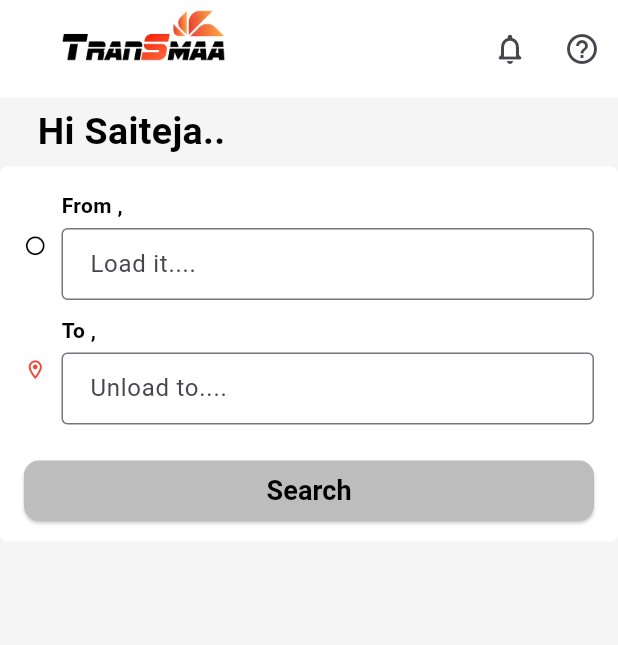
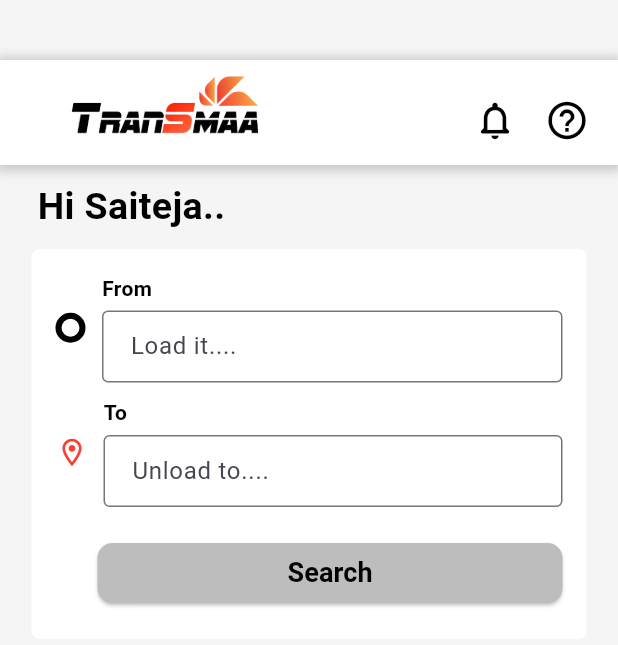
Before and after one commit to ChakaliMadhu6302769895/transmaa_drivers1, a Flutter app: the screen it shows after launch, on a phone screen of 412 x 824 dp. Shown: the top 645 px of the screen. Run offline on Flutter 3.47's test engine with Material 3 defaults, Android fonts, the phone set to English and light mode, and no system bars; our stand-ins replace firebase_core; accounts and stored records are empty.

Commit message:
Almost done

```diff
--- a/lib/screens/Available_loads.dart
+++ b/lib/screens/Available_loads.dart
@@ -18,9 +18,21 @@ class _MyHomePageState extends State<MyHomePage> {
         color: Color(0xfff5f5f5),
         child: Column(
           children: [
+            SizedBox(height: 40,),
             Container(
+              decoration: BoxDecoration(
                 color: Colors.white,
-              height: 65,
+                boxShadow: [
+                  BoxShadow(
+                    color: Colors.grey.withOpacity(0.5),
+                    spreadRadius: 3,
+                    blurRadius: 5,
+                    offset: Offset(0, 1),
+                  ),
+                ],
+              ),
+              padding: EdgeInsets.only(top: 10 , right: 10),
+              height: 70,
               width: double.infinity,
               child: Row(
                 mainAxisAlignment: MainAxisAlignment.spaceBetween,
@@ -29,20 +41,20 @@ class _MyHomePageState extends State<MyHomePage> {
                     child: Image.asset(
                       'assets/Finalized_logo_TRANSMAA-removebg-preview.png',
                       fit: BoxFit.cover,
-                      height: 100,
-                      width: 200,
+                      height: 65,
+                      width: 230,
                     ),
                   ),
                   Row(
                     children: [
                       IconButton(
-                        icon: Icon(Icons.notifications_none_rounded),
+                        icon: Icon(Icons.notifications_none_rounded ,size: 30,color: Colors.black,),
                         onPressed: () {
                           // Handle notification icon press
                         },
                       ),
                       IconButton(
-                        icon: Icon(Icons.help_outline_outlined),
+                        icon: Icon(Icons.help_outline_outlined , size: 30, color: Colors.black,),
                         onPressed: () {
                           // Handle help icon press
                         },
@@ -52,7 +64,7 @@ class _MyHomePageState extends State<MyHomePage> {
                 ],
               ),
             ),
-            SizedBox(height: 5),
+            SizedBox(height: 10),
             Row(
               crossAxisAlignment: CrossAxisAlignment.start,
               children: [
@@ -67,28 +79,43 @@ class _MyHomePageState extends State<MyHomePage> {
                 ),
               ],
             ),
-            SizedBox(height: 5),
+            SizedBox(height: 10),
             Container(
               decoration: BoxDecoration(
                 color: Colors.white,
                 borderRadius: BorderRadius.circular(5),
               ),
-              height: 250,
-              width: 470,
+              height: 260,
+              width: 370,
               padding: EdgeInsets.all(16.0),
               child: Column(
                 crossAxisAlignment: CrossAxisAlignment.stretch,
                 children: [
                   Row(
                     children: [
-                      Icon(Icons.circle_outlined, color: Colors.black, size: 15),
+                      Container(
+                        width: 20,
+                        height: 20,
+                        decoration: BoxDecoration(
+                          shape: BoxShape.circle,
+                          border: Border.all(
+                            color: Colors.black,
+                            width: 4,
+                          ),
+                        ),
+                      ),
+                      Icon(
+                        Icons.circle_outlined,
+                        color: Colors.transparent,
+                       size: 1,
+                      ),
                       SizedBox(width: 10),
                       Expanded(
                         child: Column(
                           crossAxisAlignment: CrossAxisAlignment.stretch,
                           children: [
                             Text(
-                              'From ,', // Label for the first TextField
+                              'From',
                               style: TextStyle(
                                 fontWeight: FontWeight.bold,
                                 color: Colors.black,
@@ -98,7 +125,7 @@ class _MyHomePageState extends State<MyHomePage> {
                             TextField(
                               controller: fromLocationController,
                               decoration: InputDecoration(
-                                hintText: 'Load it....', // Hint for the first TextField
+                                hintText: 'Load it....',
                                 border: OutlineInputBorder(),
                                 contentPadding: EdgeInsets.symmetric(horizontal: 15, vertical: 10),
                               ),
@@ -111,14 +138,14 @@ class _MyHomePageState extends State<MyHomePage> {
                   SizedBox(height: 10),
                   Row(
                     children: [
-                      Icon(Icons.location_on_outlined, color: Colors.red, size: 15),
+                      Icon(Icons.location_on_outlined, color: Colors.red, size: 22),
                       SizedBox(width: 10),
                       Expanded(
                         child: Column(
                           crossAxisAlignment: CrossAxisAlignment.stretch,
                           children: [
                             Text(
-                              'To ,', // Label for the second TextField
+                              'To',
                               style: TextStyle(
                                 fontWeight: FontWeight.bold,
                                 color: Colors.black,
@@ -128,7 +155,7 @@ class _MyHomePageState extends State<MyHomePage> {
                             TextField(
                               controller: toLocationController,
                               decoration: InputDecoration(
-                                hintText: 'Unload to....', // Hint for the second TextField
+                                hintText: 'Unload to....',
                                 border: OutlineInputBorder(),
                                 contentPadding: EdgeInsets.symmetric(horizontal: 15, vertical: 10),
                               ),
@@ -139,16 +166,18 @@ class _MyHomePageState extends State<MyHomePage> {
                     ],
                   ),
                   SizedBox(height: 20),
+                  Row(
+                    children: [
+                      Padding(padding: EdgeInsets.only(left: 28)),
                       ElevatedButton(
                         onPressed: () {
-                      String fromLocation = fromLocationController.text;
-                      String toLocation = toLocationController.text;
-                      // Perform your search operation here
+
                         },
                         style: ElevatedButton.styleFrom(
+                          fixedSize: Size(310, 40),
                           primary: Colors.grey[400],
                           shape: RoundedRectangleBorder(
-                        borderRadius: BorderRadius.circular(10.0),
+                            borderRadius: BorderRadius.circular(10),
                           ),
                         ),
                         child: Text(
@@ -158,6 +187,9 @@ class _MyHomePageState extends State<MyHomePage> {
                       ),
                     ],
                   ),
+
+                ],
+              ),
             ),
           ],
         ),
```
Lines whose indentation alone changed are shown as unchanged.
